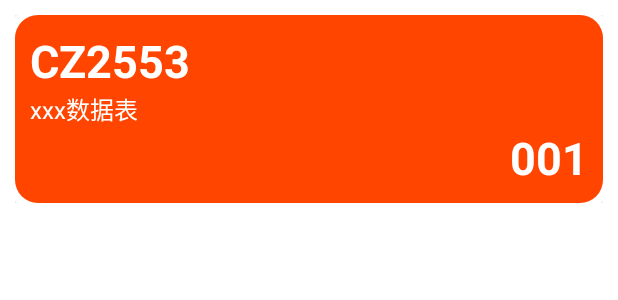
After one commit to impptg/E_Measure, an Android app: the layout item_task.xml on its own in the app's theme, with its tools: preview values and no code run, on a phone screen of 412 x 824 dp. The commit adds this screen. Shown: the top 300 px of the screen. Run offline under Robolectric (Android 15) with nearby library versions, the phone set to English and light mode, and no system bars.

Commit message:
新增简单解析在线数据报表及其UI

```diff
--- a/app/src/main/java/com/pptg/e_measure/bean/LoginBean.kt
+++ b/app/src/main/java/com/pptg/e_measure/bean/LoginResponse.kt
@@ -2,7 +2,7 @@ package com.pptg.e_measure.bean
 
 import com.google.gson.annotations.SerializedName
 
-data class LoginBean(@SerializedName("msg") val msg:String,
+data class LoginResponse(@SerializedName("msg") val msg:String,
                 @SerializedName("code") val code:String,
                 @SerializedName("data") val data:LoginBeanData)
 
--- a/app/src/main/java/com/pptg/e_measure/network/ApiNet.kt
+++ b/app/src/main/java/com/pptg/e_measure/network/ApiNet.kt
@@ -1,6 +1,6 @@
 package com.pptg.e_measure.network
 
-import com.pptg.e_measure.bean.LoginBean
+import com.pptg.e_measure.bean.LoginResponse
 import com.pptg.e_measure.bean.TaskResponse
 import retrofit2.Call
 import retrofit2.http.Field
@@ -13,7 +13,7 @@ interface ApiNet {
     @FormUrlEncoded
     @POST("login")
     fun Login(@Field("id") user_name:String,
-              @Field("pswd") user_pswd:String): Call<LoginBean>
+              @Field("pswd") user_pswd:String): Call<LoginResponse>
 
     @GET("task")
     fun Task(): Call<TaskResponse>
--- a/app/src/main/java/com/pptg/e_measure/network/HttpCore.kt
+++ b/app/src/main/java/com/pptg/e_measure/network/HttpCore.kt
@@ -2,7 +2,6 @@ package com.pptg.e_measure.network
 
 import android.util.Log
 import com.google.gson.Gson
-import com.pptg.e_measure.bean.LoginBean
 import java.io.*
 import java.lang.StringBuilder
 import java.net.HttpURLConnection
--- /dev/null
+++ b/app/src/main/res/drawable/item_blue.xml
@@ -0,0 +1,6 @@
+<?xml version="1.0" encoding="utf-8"?>
+<shape xmlns:android="http://schemas.android.com/apk/res/android">
+    <solid android:color="@color/orangered"/>
+    <corners
+        android:radius="@dimen/radian_dp"/>
+</shape>
--- /dev/null
+++ b/app/src/main/res/layout/item_task.xml
@@ -0,0 +1,47 @@
+<?xml version="1.0" encoding="utf-8"?>
+<LinearLayout xmlns:android="http://schemas.android.com/apk/res/android"
+    android:layout_width="match_parent"
+    android:layout_height="wrap_content"
+    android:padding="@dimen/padding_dp">
+    <androidx.cardview.widget.CardView
+        android:layout_width="match_parent"
+        android:layout_height="wrap_content">
+        <LinearLayout xmlns:android="http://schemas.android.com/apk/res/android"
+            android:id="@+id/ll_item"
+            android:orientation="vertical"
+            android:layout_width="match_parent"
+            android:layout_height="wrap_content"
+            android:background="@drawable/item_blue">
+            <TextView
+                android:id="@+id/tv_name"
+                android:text="CZ2553"
+                android:layout_width="match_parent"
+                android:layout_height="wrap_content"
+                android:textColor="@color/white"
+                android:textSize="30dp"
+                android:textStyle="bold"
+                android:paddingLeft="@dimen/padding_dp"
+                android:layout_marginTop="10dp"/>
+            <TextView
+                android:id="@+id/tv_disp"
+                android:text="xxx数据表"
+                android:layout_width="match_parent"
+                android:layout_height="wrap_content"
+                android:textColor="@color/white"
+                android:textSize="16dp"
+                android:paddingLeft="@dimen/padding_dp"/>
+            <TextView
+                android:id="@+id/tv_index"
+                android:text="001"
+                android:layout_width="match_parent"
+                android:layout_height="wrap_content"
+                android:gravity="right"
+                android:textColor="@color/white"
+                android:textSize="30dp"
+                android:textStyle="bold"
+                android:paddingRight="@dimen/padding_dp"
+                android:layout_marginBottom="10dp"/>
+        </LinearLayout>
+    </androidx.cardview.widget.CardView>
+
+</LinearLayout>
--- a/app/src/main/res/values/dimen.xml
+++ b/app/src/main/res/values/dimen.xml
@@ -2,4 +2,15 @@
 <resources>
     <dimen name="login_edit_width">350dp</dimen>
     <dimen name="login_btn_size">50dp</dimen>
+
+    <dimen name="padding_dp">10dp</dimen>
+    <dimen name="divider_dp">5dp</dimen>
+    <dimen name="radian_dp">15dp</dimen>
+    <!--设置界面-->
+    <dimen name="settings_item_height">50dp</dimen>
+    <!--通用设置-->
+    <dimen name="font_size_s">12dp</dimen>
+    <dimen name="font_size_m">16dp</dimen>
+    <dimen name="font_size_l">20dp</dimen>
+    <dimen name="font_size_xl">30dp</dimen>
 </resources>
```
Also changed, not shown: app/src/main/java/com/pptg/e_measure/adapter/TaskAdapter.kt (added, +39 -0 lines), app/src/main/java/com/pptg/e_measure/bean/TaskResponse.kt (+15 -1 lines), app/src/main/java/com/pptg/e_measure/ui/home/HomeActivity.kt (+21 -1 lines), app/src/main/java/com/pptg/e_measure/ui/home/HomeViewModel.kt (+37 -1 lines), app/src/main/java/com/pptg/e_measure/ui/login/LoginActivity.kt (+9 -2 lines), app/src/main/java/com/pptg/e_measure/ui/login/LoginViewModel.kt (+5 -5 lines), app/src/main/res/layout/activity_home.xml (+7 -0 lines).
